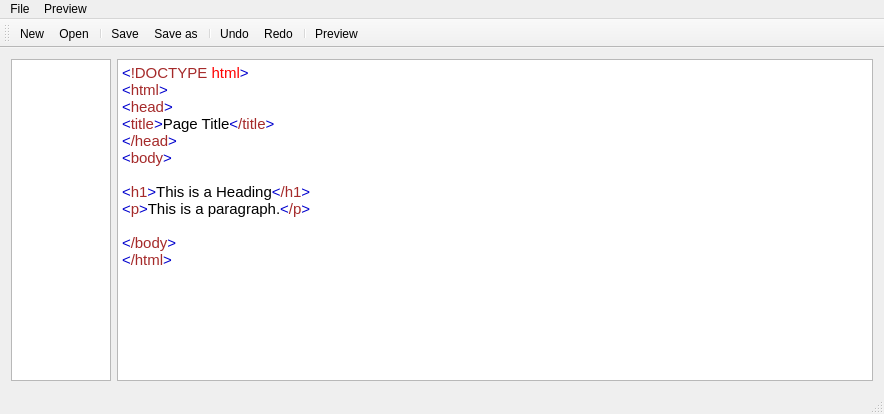
Before: the Qt Designer form mainwindow.ui in r3sPawN/HTMLGen, drawn with Qt 5.
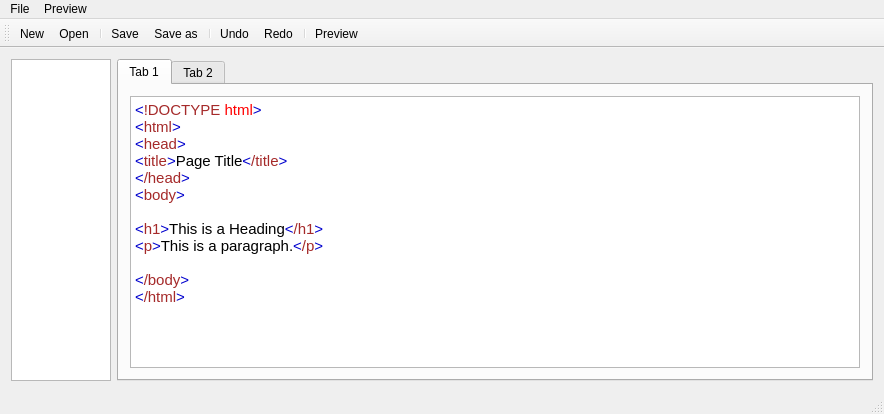
After: the same form once the commit is applied. Icons and pictures are not drawn.

```diff
--- a/mainwindow.ui
+++ b/mainwindow.ui
@@ -26,14 +26,33 @@
      </widget>
     </item>
     <item>
-     <widget class="QTextEdit" name="textEdit">
-      <property name="html">
-       <string>&lt;!DOCTYPE HTML PUBLIC &quot;-//W3C//DTD HTML 4.0//EN&quot; &quot;http://www.w3.org/TR/REC-html40/strict.dtd&quot;&gt;
+     <widget class="QTabWidget" name="tabWidget">
+      <property name="currentIndex">
+       <number>0</number>
+      </property>
+      <widget class="QWidget" name="tab">
+       <attribute name="title">
+        <string>Tab 1</string>
+       </attribute>
+       <layout class="QHBoxLayout" name="horizontalLayout_2">
+        <item>
+         <widget class="QTextEdit" name="textEdit">
+          <property name="html">
+           <string>&lt;!DOCTYPE HTML PUBLIC &quot;-//W3C//DTD HTML 4.0//EN&quot; &quot;http://www.w3.org/TR/REC-html40/strict.dtd&quot;&gt;
 &lt;html&gt;&lt;head&gt;&lt;meta name=&quot;qrichtext&quot; content=&quot;1&quot; /&gt;&lt;style type=&quot;text/css&quot;&gt;
 p, li { white-space: pre-wrap; }
 &lt;/style&gt;&lt;/head&gt;&lt;body style=&quot; font-family:'Ubuntu'; font-size:11pt; font-weight:400; font-style:normal;&quot;&gt;
 &lt;p style=&quot; margin-top:0px; margin-bottom:0px; margin-left:0px; margin-right:0px; -qt-block-indent:0; text-indent:0px;&quot;&gt;&lt;span style=&quot; color:#0000cd;&quot;&gt;&amp;lt;&lt;/span&gt;&lt;span style=&quot; color:#a52a2a;&quot;&gt;!DOCTYPE&lt;/span&gt;&lt;span style=&quot; color:#ff0000;&quot;&gt; html&lt;/span&gt;&lt;span style=&quot; color:#0000cd;&quot;&gt;&amp;gt;&lt;/span&gt;&lt;br /&gt;&lt;span style=&quot; color:#0000cd;&quot;&gt;&amp;lt;&lt;/span&gt;&lt;span style=&quot; color:#a52a2a;&quot;&gt;html&lt;/span&gt;&lt;span style=&quot; color:#0000cd;&quot;&gt;&amp;gt;&lt;/span&gt;&lt;br /&gt;&lt;span style=&quot; color:#0000cd;&quot;&gt;&amp;lt;&lt;/span&gt;&lt;span style=&quot; color:#a52a2a;&quot;&gt;head&lt;/span&gt;&lt;span style=&quot; color:#0000cd;&quot;&gt;&amp;gt;&lt;/span&gt;&lt;br /&gt;&lt;span style=&quot; color:#0000cd;&quot;&gt;&amp;lt;&lt;/span&gt;&lt;span style=&quot; color:#a52a2a;&quot;&gt;title&lt;/span&gt;&lt;span style=&quot; color:#0000cd;&quot;&gt;&amp;gt;&lt;/span&gt;Page Title&lt;span style=&quot; color:#0000cd;&quot;&gt;&amp;lt;&lt;/span&gt;&lt;span style=&quot; color:#a52a2a;&quot;&gt;/title&lt;/span&gt;&lt;span style=&quot; color:#0000cd;&quot;&gt;&amp;gt;&lt;/span&gt;&lt;br /&gt;&lt;span style=&quot; color:#0000cd;&quot;&gt;&amp;lt;&lt;/span&gt;&lt;span style=&quot; color:#a52a2a;&quot;&gt;/head&lt;/span&gt;&lt;span style=&quot; color:#0000cd;&quot;&gt;&amp;gt;&lt;/span&gt;&lt;br /&gt;&lt;span style=&quot; color:#0000cd;&quot;&gt;&amp;lt;&lt;/span&gt;&lt;span style=&quot; color:#a52a2a;&quot;&gt;body&lt;/span&gt;&lt;span style=&quot; color:#0000cd;&quot;&gt;&amp;gt;&lt;/span&gt;&lt;br /&gt;&lt;br /&gt;&lt;span style=&quot; color:#0000cd;&quot;&gt;&amp;lt;&lt;/span&gt;&lt;span style=&quot; color:#a52a2a;&quot;&gt;h1&lt;/span&gt;&lt;span style=&quot; color:#0000cd;&quot;&gt;&amp;gt;&lt;/span&gt;This is a Heading&lt;span style=&quot; color:#0000cd;&quot;&gt;&amp;lt;&lt;/span&gt;&lt;span style=&quot; color:#a52a2a;&quot;&gt;/h1&lt;/span&gt;&lt;span style=&quot; color:#0000cd;&quot;&gt;&amp;gt;&lt;/span&gt;&lt;br /&gt;&lt;span style=&quot; color:#0000cd;&quot;&gt;&amp;lt;&lt;/span&gt;&lt;span style=&quot; color:#a52a2a;&quot;&gt;p&lt;/span&gt;&lt;span style=&quot; color:#0000cd;&quot;&gt;&amp;gt;&lt;/span&gt;This is a paragraph.&lt;span style=&quot; color:#0000cd;&quot;&gt;&amp;lt;&lt;/span&gt;&lt;span style=&quot; color:#a52a2a;&quot;&gt;/p&lt;/span&gt;&lt;span style=&quot; color:#0000cd;&quot;&gt;&amp;gt;&lt;/span&gt;&lt;br /&gt;&lt;br /&gt;&lt;span style=&quot; color:#0000cd;&quot;&gt;&amp;lt;&lt;/span&gt;&lt;span style=&quot; color:#a52a2a;&quot;&gt;/body&lt;/span&gt;&lt;span style=&quot; color:#0000cd;&quot;&gt;&amp;gt;&lt;/span&gt;&lt;br /&gt;&lt;span style=&quot; color:#0000cd;&quot;&gt;&amp;lt;&lt;/span&gt;&lt;span style=&quot; color:#a52a2a;&quot;&gt;/html&lt;/span&gt;&lt;span style=&quot; color:#0000cd;&quot;&gt;&amp;gt;&lt;/span&gt; &lt;/p&gt;&lt;/body&gt;&lt;/html&gt;</string>
-      </property>
+          </property>
+         </widget>
+        </item>
+       </layout>
+      </widget>
+      <widget class="QWidget" name="tab_2">
+       <attribute name="title">
+        <string>Tab 2</string>
+       </attribute>
+      </widget>
      </widget>
     </item>
    </layout>
```
Left out of the diff: 35 changed lines with no effect on the pictures.
